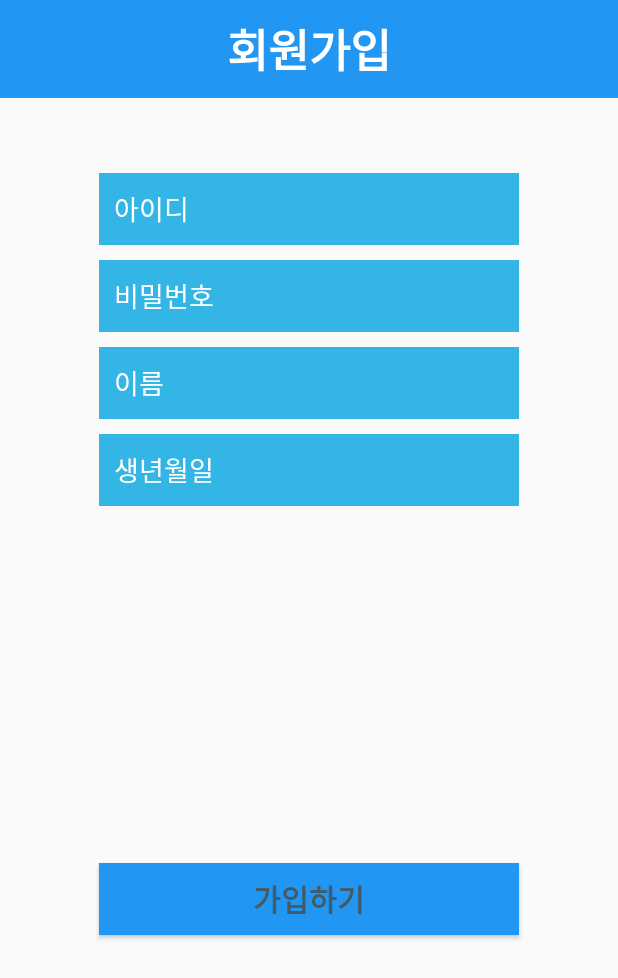
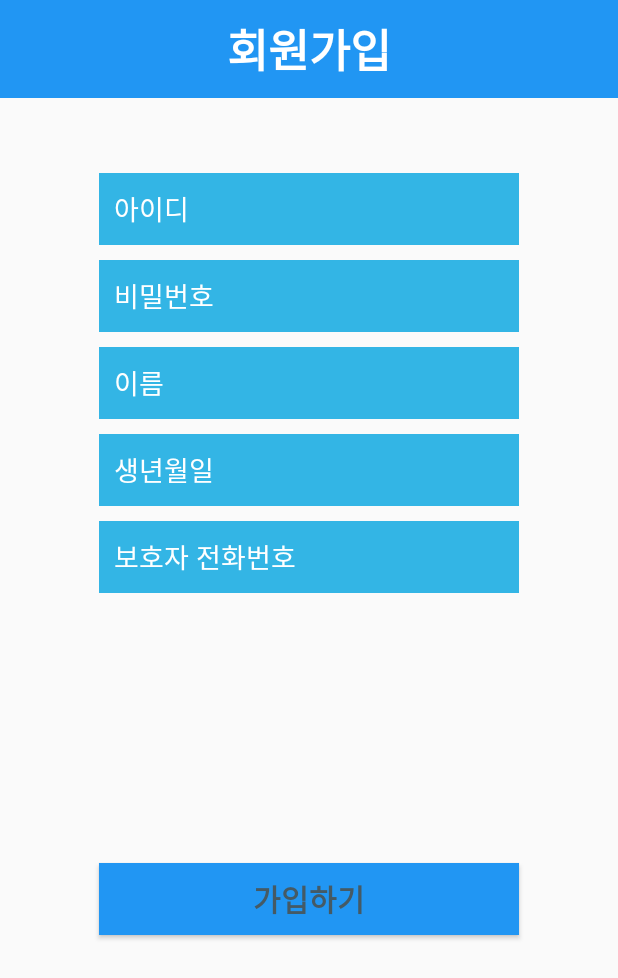
Before and after one commit to jsm512/2022_ICT_Quickly, an Android app: the RegisterActivity screen opened directly, with no data from a screen before it, after a tap on "가입하기", on a phone screen of 412 x 824 dp. Shown: the top 978 px of the screen. Run offline under Robolectric (Android 15) with nearby library versions, the phone set to English and light mode, and no system bars; our stand-ins replace Volley; network calls fail; 2 statements that could not run were skipped.

Commit message:
EditText Phone_number

```diff
--- a/Android_App_build/app/src/main/java/com/example/sample12/LoginRequest.java
+++ b/Android_App_build/app/src/main/java/com/example/sample12/LoginRequest.java
@@ -10,7 +10,7 @@ import java.util.Map;
 public class LoginRequest extends StringRequest {
 
     // 서버 URL 설정 (PHP 로그인 파일 연동)
-    final static private String URL = "http://ye20327.dothome.co.kr/Login.php";
+    final static private String URL = "http://j4895.dothome.co.kr/Login.php";
     private Map<String, String> map;
 
     public LoginRequest(String userID, String userPassword, Response.Listener<String> Listener) {
--- a/Android_App_build/app/src/main/java/com/example/sample12/MainActivity.java
+++ b/Android_App_build/app/src/main/java/com/example/sample12/MainActivity.java
@@ -118,6 +118,8 @@ public class MainActivity extends AppCompatActivity
 
                 nowlocation = getCurrentAddress(latitude,longitude);
                 SendSMS("01088067574", userName+"님" +"\n"+ nowlocation + "낙상사고 발생");
+                Toast.makeText(getApplicationContext(),"낙상발생! 119에 신고합니다.",Toast.LENGTH_LONG).show();
+                SendSMS("01049365174", userName+"님" +"\n"+ nowlocation + "낙상사고 발생");
                 Toast.makeText(getApplicationContext(),"낙상발생! 119에 신고합니다.",Toast.LENGTH_LONG).show();
 
             }
--- a/Android_App_build/app/src/main/java/com/example/sample12/RegisterActivity.java
+++ b/Android_App_build/app/src/main/java/com/example/sample12/RegisterActivity.java
@@ -21,7 +21,7 @@ import org.json.JSONObject;
 
 public class RegisterActivity extends AppCompatActivity {
 
-    private EditText et_id, et_pass, et_name, et_age;
+    private EditText et_id, et_pass, et_name, et_age, et_phone_number;
     private Button btn_register;
 
 
@@ -37,6 +37,8 @@ public class RegisterActivity extends AppCompatActivity {
         et_pass = findViewById(R.id.et_pass);
         et_name = findViewById(R.id.et_name);
         et_age = findViewById(R.id.et_age);
+        //보호자 전화번호
+        et_phone_number = findViewById(R.id.et_phone_number);
 
 
         //회원가입 클릭시
@@ -49,6 +51,8 @@ public class RegisterActivity extends AppCompatActivity {
                 String userPass = et_pass.getText().toString();
                 String userName = et_name.getText().toString();
                 int userAge = Integer.parseInt(et_age.getText().toString());
+                //보호자 전화번호
+                int Phone_number = Integer.parseInt(et_phone_number.getText().toString());
 
                 Response.Listener<String> responseListener = new Response.Listener<String>() {
                     @Override
@@ -71,7 +75,7 @@ public class RegisterActivity extends AppCompatActivity {
                     }
                 };
                 //서버로 volley를 이용해서 요청
-                RegisterRequest registerRequest = new RegisterRequest(userID, userPass, userName, userAge, responseListener);
+                RegisterRequest registerRequest = new RegisterRequest(userID, userPass, userName, userAge, Phone_number, responseListener);
                 RequestQueue queue = Volley.newRequestQueue(RegisterActivity.this);
                 queue.add(registerRequest);
             }
--- a/Android_App_build/app/src/main/java/com/example/sample12/RegisterRequest.java
+++ b/Android_App_build/app/src/main/java/com/example/sample12/RegisterRequest.java
@@ -4,16 +4,17 @@ import com.android.volley.AuthFailureError;
 import com.android.volley.Response;
 import com.android.volley.toolbox.StringRequest;
 
+import java.lang.reflect.Method;
 import java.util.HashMap;
 import java.util.Map;
 public class RegisterRequest extends StringRequest {
 
     // 서버 URL 설정 (PHP 레지스터 파일 연동)
-    final static private String URL = "http://ye20327.dothome.co.kr/Register.php";
+    final static private String URL = "http://j4895.dothome.co.kr/Register.php";
     private Map<String, String> map;
 
     public RegisterRequest(String userID, String userPassword, String userName,
-                           int userAge, Response.Listener<String> Listener) {
+                           int userAge, int Phone_number,Response.Listener<String> Listener) {
         super(Method.POST,URL,Listener,null);
 
         map = new HashMap<>();
@@ -21,6 +22,8 @@ public class RegisterRequest extends StringRequest {
         map.put("userPassword",userPassword);
         map.put("userName",userName);
         map.put("userAge",userAge + "");
+        //보호자
+        map.put("Phone_number",Phone_number+"");
 
     }
 
--- a/Android_App_build/app/src/main/res/layout/activity_register.xml
+++ b/Android_App_build/app/src/main/res/layout/activity_register.xml
@@ -90,6 +90,18 @@
                 android:padding="10dp"
                 android:textColor="#ffffff"
                 android:textColorHint="#ffffff" />
+            <EditText
+                android:id="@+id/et_phone_number"
+                android:layout_width="280dp"
+                android:layout_height="wrap_content"
+                android:layout_gravity="center"
+                android:layout_marginTop="10dp"
+                android:background="@android:color/holo_blue_light"
+                android:hint="보호자 전화번호"
+                android:minHeight="48dp"
+                android:padding="10dp"
+                android:textColor="#ffffff"
+                android:textColorHint="#ffffff" />
 
 
         </LinearLayout>
```
